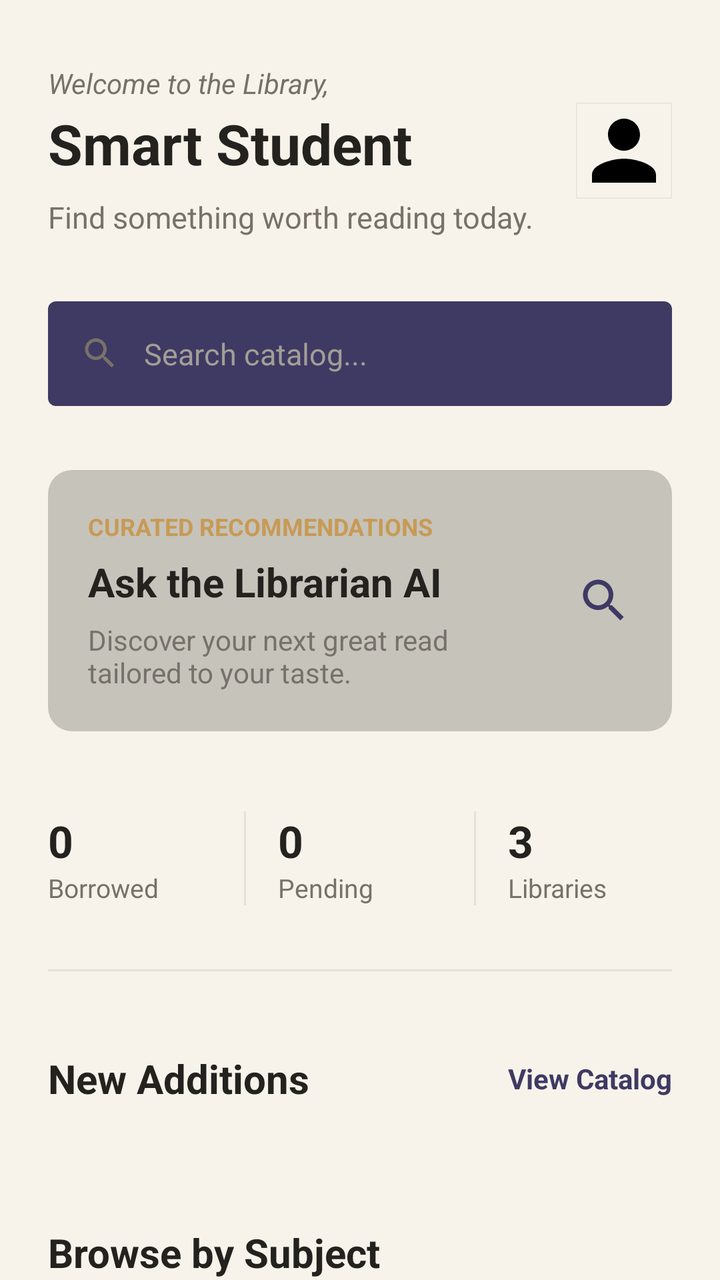
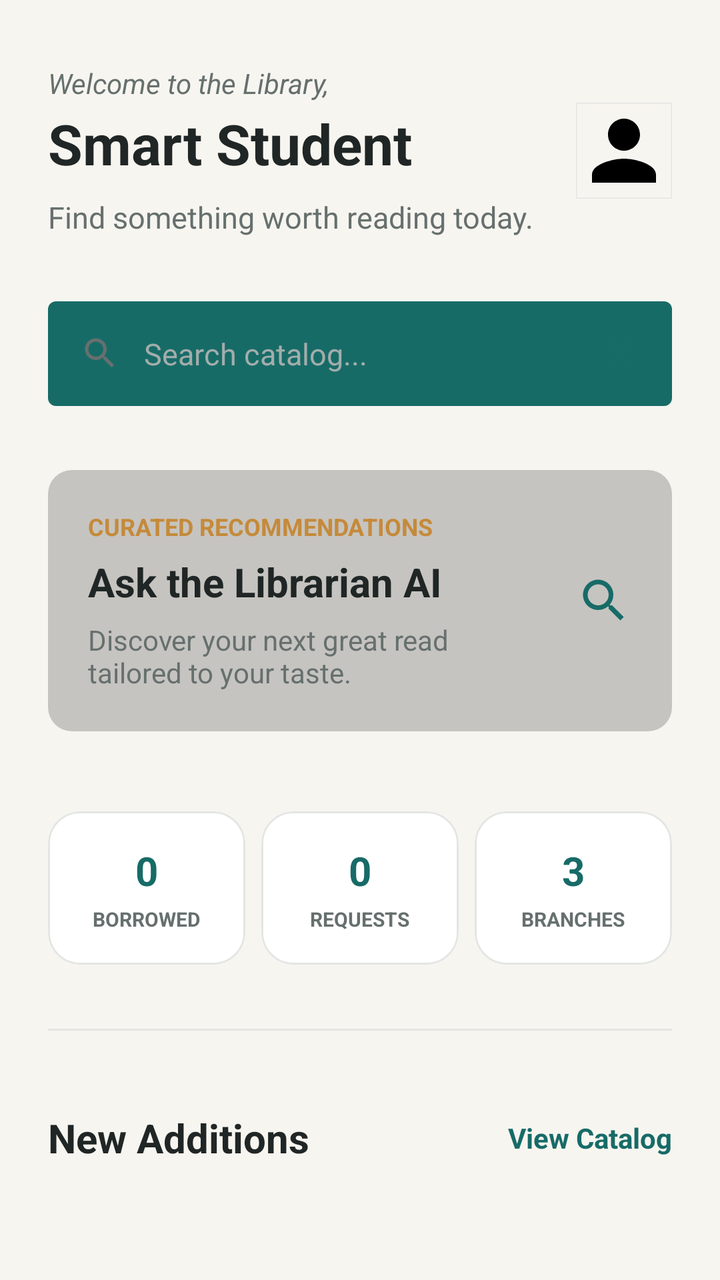

Screens rendered from an Android XML layout before and after an edit, with the pre-edit source and the edit as a unified diff.
<!-- AndroidManifest.xml: application theme Theme.SmartLibrary -->
<!-- res/layout/fragment_home.xml -->
<?xml version="1.0" encoding="utf-8"?>
<androidx.core.widget.NestedScrollView xmlns:android="http://schemas.android.com/apk/res/android"
    xmlns:app="http://schemas.android.com/apk/res-auto"
    android:layout_width="match_parent"
    android:layout_height="match_parent"
    android:background="@color/background"
    android:clipToPadding="false"
    android:fillViewport="true">

    <LinearLayout
        android:layout_width="match_parent"
        android:layout_height="wrap_content"
        android:orientation="vertical"
        android:paddingTop="32dp"
        android:paddingBottom="90dp">

        
        <RelativeLayout
            android:layout_width="match_parent"
            android:layout_height="wrap_content"
            android:paddingHorizontal="24dp">

            <LinearLayout
                android:layout_width="wrap_content"
                android:layout_height="wrap_content"
                android:layout_centerVertical="true"
                android:layout_toStartOf="@id/imgHomeProfile"
                android:layout_alignParentStart="true"
                android:orientation="vertical">

                <TextView
                    android:id="@+id/tvGreeting"
                    android:layout_width="wrap_content"
                    android:layout_height="wrap_content"
                    android:text="Welcome to the Library,"
                    android:textColor="@color/text_secondary"
                    android:textSize="14sp"
                    android:textStyle="italic" />

                <TextView
                    android:id="@+id/tvHomeUserName"
                    android:layout_width="wrap_content"
                    android:layout_height="wrap_content"
                    android:layout_marginTop="2dp"
                    android:text="Smart Student"
                    android:textColor="@color/text_primary"
                    android:textSize="28sp"
                    android:textStyle="bold" />
                    
                <TextView
                    android:layout_width="wrap_content"
                    android:layout_height="wrap_content"
                    android:layout_marginTop="8dp"
                    android:text="Find something worth reading today."
                    android:textColor="@color/text_secondary"
                    android:textSize="15sp" />
            </LinearLayout>

            <com.google.android.material.imageview.ShapeableImageView
                android:id="@+id/imgHomeProfile"
                android:layout_width="48dp"
                android:layout_height="48dp"
                android:layout_alignParentEnd="true"
                android:layout_centerVertical="true"
                android:contentDescription="Profile Photo"
                android:scaleType="centerCrop"
                android:src="@drawable/ic_profile"
                app:cornerSize="50%"
                app:strokeColor="@color/divider"
                app:strokeWidth="1dp" />
        </RelativeLayout>

        
        <LinearLayout
            android:id="@+id/cardHomeSearch"
            android:layout_width="match_parent"
            android:layout_height="wrap_content"
            android:layout_marginHorizontal="24dp"
            android:layout_marginTop="32dp"
            android:background="@drawable/bg_category_chip"
            android:gravity="center_vertical"
            android:orientation="horizontal"
            android:padding="16dp">

            <ImageView
                android:layout_width="20dp"
                android:layout_height="20dp"
                android:contentDescription="Search"
                android:src="@drawable/ic_search"
                app:tint="@color/text_secondary" />

            <TextView
                android:id="@+id/tvHomeSearchPlaceholder"
                android:layout_width="0dp"
                android:layout_height="wrap_content"
                android:layout_marginStart="12dp"
                android:layout_weight="1"
                android:text="Search catalog..."
                android:textColor="@color/text_muted"
                android:textSize="15sp" />

            <ImageView
                android:id="@+id/btnHomeScanQr"
                android:layout_width="20dp"
                android:layout_height="20dp"
                android:layout_marginStart="8dp"
                android:background="?attr/selectableItemBackgroundBorderless"
                android:contentDescription="Scan QR"
                android:src="@drawable/ic_qr_scan"
                app:tint="@color/primary" />
        </LinearLayout>

        
        <LinearLayout
            android:id="@+id/cardAiAssistant"
            android:layout_width="match_parent"
            android:layout_height="wrap_content"
            android:layout_marginHorizontal="24dp"
            android:layout_marginTop="32dp"
            android:background="@drawable/bg_rating_chip"
            android:orientation="horizontal"
            android:padding="20dp"
            android:gravity="center_vertical">

            <LinearLayout
                android:layout_width="0dp"
                android:layout_height="wrap_content"
                android:layout_weight="1"
                android:orientation="vertical">
                
                <TextView
                    android:layout_width="wrap_content"
                    android:layout_height="wrap_content"
                    android:text="Curated Recommendations"
                    android:textColor="@color/accent"
                    android:textSize="12sp"
                    android:textStyle="bold"
                    android:textAllCaps="true"/>

                <TextView
                    android:layout_width="wrap_content"
                    android:layout_height="wrap_content"
                    android:layout_marginTop="6dp"
                    android:text="Ask the Librarian AI"
                    android:textColor="@color/text_primary"
                    android:textSize="20sp"
                    android:textStyle="bold" />

                <TextView
                    android:layout_width="match_parent"
                    android:layout_height="wrap_content"
                    android:layout_marginTop="6dp"
                    android:text="Discover your next great read tailored to your taste."
                    android:textColor="@color/text_secondary"
                    android:textSize="14sp" />
            </LinearLayout>

            <ImageView
                android:layout_width="28dp"
                android:layout_height="28dp"
                android:layout_marginStart="16dp"
                android:src="@drawable/ic_search"
                app:tint="@color/primary" />
        </LinearLayout>

        
        <LinearLayout
            android:id="@+id/layoutContinueReading"
            android:layout_width="match_parent"
            android:layout_height="wrap_content"
            android:orientation="vertical"
            android:paddingHorizontal="24dp"
            android:layout_marginTop="40dp"
            android:visibility="gone">
            
            <TextView
                android:layout_width="wrap_content"
                android:layout_height="wrap_content"
                android:text="Currently Reading"
                android:textColor="@color/text_primary"
                android:textSize="20sp"
                android:textStyle="bold" />
                
            <LinearLayout
                android:id="@+id/cardContinueReading"
                android:layout_width="match_parent"
                android:layout_height="wrap_content"
                android:layout_marginTop="16dp"
                android:orientation="horizontal">
                
                <com.google.android.material.card.MaterialCardView
                    android:layout_width="80dp"
                    android:layout_height="110dp"
                    app:cardCornerRadius="2dp"
                    app:cardElevation="2dp">
                    <ImageView
                        android:id="@+id/imgContinueCover"
                        android:layout_width="match_parent"
                        android:layout_height="match_parent"
                        android:scaleType="centerCrop"
                        android:src="@drawable/ic_book"
                        app:tint="@color/text_secondary" />
                </com.google.android.material.card.MaterialCardView>
                
                <LinearLayout
                    android:layout_width="0dp"
                    android:layout_height="wrap_content"
                    android:layout_weight="1"
                    android:layout_marginStart="20dp"
                    android:layout_gravity="center_vertical"
                    android:orientation="vertical">
                    
                    <TextView
                        android:id="@+id/tvContinueTitle"
                        android:layout_width="wrap_content"
                        android:layout_height="wrap_content"
                        android:text="Book Title"
                        android:textColor="@color/text_primary"
                        android:textSize="18sp"
                        android:textStyle="bold"
                        android:maxLines="2"
                        android:ellipsize="end"/>
                        
                    <TextView
                        android:id="@+id/tvContinueAuthor"
                        android:layout_width="wrap_content"
                        android:layout_height="wrap_content"
                        android:text="Author"
                        android:textColor="@color/text_secondary"
                        android:textSize="14sp"
                        android:layout_marginTop="6dp" />
                        
                    <TextView
                        android:id="@+id/tvContinueStatus"
                        android:layout_width="wrap_content"
                        android:layout_height="wrap_content"
                        android:text="Borrowed"
                        android:textColor="@color/accent"
                        android:textSize="13sp"
                        android:textStyle="bold"
                        android:layout_marginTop="16dp" />
                </LinearLayout>
            </LinearLayout>
        </LinearLayout>

        
        <LinearLayout
            android:id="@+id/layoutDashboardOverview"
            android:layout_width="match_parent"
            android:layout_height="wrap_content"
            android:orientation="horizontal"
            android:paddingHorizontal="24dp"
            android:layout_marginTop="40dp">

            <LinearLayout
                android:layout_width="0dp"
                android:layout_height="wrap_content"
                android:layout_weight="1"
                android:orientation="vertical">
                <TextView
                    android:id="@+id/tvStatIssuedCount"
                    android:layout_width="wrap_content"
                    android:layout_height="wrap_content"
                    android:text="0"
                    android:textColor="@color/text_primary"
                    android:textSize="22sp"
                    android:textStyle="bold" />
                <TextView
                    android:layout_width="wrap_content"
                    android:layout_height="wrap_content"
                    android:text="Borrowed"
                    android:textColor="@color/text_secondary"
                    android:textSize="13sp" />
            </LinearLayout>

            <View
                android:layout_width="1dp"
                android:layout_height="match_parent"
                android:background="@color/divider"
                android:layout_marginHorizontal="16dp"/>

            <LinearLayout
                android:layout_width="0dp"
                android:layout_height="wrap_content"
                android:layout_weight="1"
                android:orientation="vertical">
                <TextView
                    android:id="@+id/tvStatPendingCount"
                    android:layout_width="wrap_content"
                    android:layout_height="wrap_content"
                    android:text="0"
                    android:textColor="@color/text_primary"
                    android:textSize="22sp"
                    android:textStyle="bold" />
                <TextView
                    android:layout_width="wrap_content"
                    android:layout_height="wrap_content"
                    android:text="Pending"
                    android:textColor="@color/text_secondary"
                    android:textSize="13sp" />
            </LinearLayout>
            
            <View
                android:layout_width="1dp"
                android:layout_height="match_parent"
                android:background="@color/divider"
                android:layout_marginHorizontal="16dp"/>

            <LinearLayout
                android:layout_width="0dp"
                android:layout_height="wrap_content"
                android:layout_weight="1"
                android:orientation="vertical">
                <TextView
                    android:id="@+id/tvStatLocationsCount"
                    android:layout_width="wrap_content"
                    android:layout_height="wrap_content"
                    android:text="3"
                    android:textColor="@color/text_primary"
                    android:textSize="22sp"
                    android:textStyle="bold" />
                <TextView
                    android:layout_width="wrap_content"
                    android:layout_height="wrap_content"
                    android:text="Libraries"
                    android:textColor="@color/text_secondary"
                    android:textSize="13sp" />
            </LinearLayout>
            
            
            <View android:id="@+id/cardAvailableBooks" android:layout_width="0dp" android:layout_height="0dp"/>
            <View android:id="@+id/cardIssuedBooks" android:layout_width="0dp" android:layout_height="0dp"/>
            <View android:id="@+id/cardPendingRequests" android:layout_width="0dp" android:layout_height="0dp"/>
            <View android:id="@+id/cardLibraryLocations" android:layout_width="0dp" android:layout_height="0dp"/>
            <TextView android:id="@+id/tvStatAvailableCount" android:layout_width="0dp" android:layout_height="0dp" android:visibility="gone"/>

        </LinearLayout>

        
        <View
            android:layout_width="match_parent"
            android:layout_height="1dp"
            android:background="@color/divider"
            android:layout_marginHorizontal="24dp"
            android:layout_marginTop="32dp" />

        
        <RelativeLayout
            android:layout_width="match_parent"
            android:layout_height="wrap_content"
            android:layout_marginTop="40dp"
            android:paddingHorizontal="24dp">

            <TextView
                android:layout_width="wrap_content"
                android:layout_height="wrap_content"
                android:layout_alignParentStart="true"
                android:layout_centerVertical="true"
                android:text="New Additions"
                android:textColor="@color/text_primary"
                android:textSize="20sp"
                android:textStyle="bold" />

            <TextView
                android:id="@+id/tvViewAllBooks"
                android:layout_width="wrap_content"
                android:layout_height="wrap_content"
                android:layout_alignParentEnd="true"
                android:layout_centerVertical="true"
                android:paddingVertical="4dp"
                android:text="View Catalog"
                android:textColor="@color/primary"
                android:textSize="14sp"
                android:textStyle="bold" />
        </RelativeLayout>

        <androidx.recyclerview.widget.RecyclerView
            android:id="@+id/rvRecentBooks"
            android:layout_width="match_parent"
            android:layout_height="wrap_content"
            android:layout_marginTop="20dp"
            android:clipToPadding="false"
            android:paddingHorizontal="24dp"
            android:orientation="horizontal"
            app:layoutManager="androidx.recyclerview.widget.LinearLayoutManager" />

        
        <TextView
            android:layout_width="wrap_content"
            android:layout_height="wrap_content"
            android:layout_marginTop="40dp"
            android:layout_marginHorizontal="24dp"
            android:text="Browse by Subject"
            android:textColor="@color/text_primary"
            android:textSize="20sp"
            android:textStyle="bold" />

        <androidx.recyclerview.widget.RecyclerView
            android:id="@+id/rvHomeCategories"
            android:layout_width="match_parent"
            android:layout_height="wrap_content"
            android:layout_marginTop="20dp"
            android:clipToPadding="false"
            android:paddingHorizontal="24dp"
            android:orientation="horizontal"
            app:layoutManager="androidx.recyclerview.widget.LinearLayoutManager" />

    </LinearLayout>
</androidx.core.widget.NestedScrollView>
<!-- resources referenced by this layout -->
<resources>
  <color name="accent">#C79A55</color>
  <color name="background">#F7F3EA</color>
  <color name="divider">#E7E0D4</color>
  <color name="primary">#3F3A63</color>
  <color name="text_muted">#A39E96</color>
  <color name="text_primary">#24221F</color>
  <color name="text_secondary">#77716A</color>
  <style name="Theme.SmartLibrary" parent="Base.Theme.SmartLibrary" />
  <style name="Base.Theme.SmartLibrary" parent="Theme.MaterialComponents.DayNight.NoActionBar">
          
          <item name="colorPrimary">@color/primary</item>
          <item name="colorPrimaryVariant">@color/primary_dark</item>
          <item name="colorOnPrimary">@color/white</item>
          
          <item name="colorSecondary">@color/accent</item>
          <item name="colorSecondaryVariant">@color/accent_dark</item>
          <item name="colorOnSecondary">@color/white</item>
          
          <item name="android:statusBarColor">@color/background</item>
          <item name="android:windowLightStatusBar">true</item>
          
          <item name="android:windowBackground">@color/background</item>
      </style>
  <color name="primary_dark">#2B2745</color>
  <color name="white">#FFFFFF</color>
  <color name="accent_dark">#A67C3F</color>
  <!-- unchanged entries left out for length: 6 -->
</resources>

<!-- the commit's change to res/layout/fragment_home.xml (unified diff, before → after) -->
@@ -198,8 +198,7 @@
                         android:layout_width="match_parent"
                         android:layout_height="match_parent"
                         android:scaleType="centerCrop"
-                        android:src="@drawable/ic_book"
-                        app:tint="@color/text_secondary" />
+                        android:src="@drawable/ic_book" />
                 </com.google.android.material.card.MaterialCardView>
                 
                 <LinearLayout
@@ -252,86 +251,132 @@
             android:paddingHorizontal="24dp"
             android:layout_marginTop="40dp">
 
-            <LinearLayout
+            <com.google.android.material.card.MaterialCardView
+                android:id="@+id/cardIssuedBooks"
                 android:layout_width="0dp"
                 android:layout_height="wrap_content"
                 android:layout_weight="1"
-                android:orientation="vertical">
-                <TextView
-                    android:id="@+id/tvStatIssuedCount"
-                    android:layout_width="wrap_content"
-                    android:layout_height="wrap_content"
-                    android:text="0"
-                    android:textColor="@color/text_primary"
-                    android:textSize="22sp"
-                    android:textStyle="bold" />
-                <TextView
-                    android:layout_width="wrap_content"
-                    android:layout_height="wrap_content"
-                    android:text="Borrowed"
-                    android:textColor="@color/text_secondary"
-                    android:textSize="13sp" />
-            </LinearLayout>
+                android:clickable="true"
+                android:focusable="true"
+                android:foreground="?attr/selectableItemBackground"
+                app:cardElevation="0dp"
+                app:cardBackgroundColor="@color/surface"
+                app:strokeWidth="1dp"
+                app:strokeColor="@color/card_stroke">
+                <LinearLayout
+                    android:layout_width="match_parent"
+                    android:layout_height="wrap_content"
+                    android:orientation="vertical"
+                    android:padding="16dp"
+                    android:gravity="center">
+                    <TextView
+                        android:id="@+id/tvStatIssuedCount"
+                        android:layout_width="wrap_content"
+                        android:layout_height="wrap_content"
+                        android:text="0"
+                        android:textColor="@color/primary"
+                        android:textSize="20sp"
+                        android:textStyle="bold" />
+                    <TextView
+                        android:layout_width="wrap_content"
+                        android:layout_height="wrap_content"
+                        android:layout_marginTop="4dp"
+                        android:text="Borrowed"
+                        android:textColor="@color/text_secondary"
+                        android:textSize="10sp"
+                        android:textStyle="bold"
+                        android:textAllCaps="true" />
+                </LinearLayout>
+            </com.google.android.material.card.MaterialCardView>
 
             <View
-                android:layout_width="1dp"
+                android:layout_width="8dp"
                 android:layout_height="match_parent"
-                android:background="@color/divider"
-                android:layout_marginHorizontal="16dp"/>
-
-            <LinearLayout
+                android:background="@android:color/transparent"/>
+
+            <com.google.android.material.card.MaterialCardView
+                android:id="@+id/cardPendingRequests"
                 android:layout_width="0dp"
                 android:layout_height="wrap_content"
                 android:layout_weight="1"
-                android:orientation="vertical">
-                <TextView
-                    android:id="@+id/tvStatPendingCount"
-                    android:layout_width="wrap_content"
-                    android:layout_height="wrap_content"
-                    android:text="0"
-                    android:textColor="@color/text_primary"
-                    android:textSize="22sp"
-                    android:textStyle="bold" />
-                <TextView
-                    android:layout_width="wrap_content"
-                    android:layout_height="wrap_content"
-                    android:text="Pending"
-                    android:textColor="@color/text_secondary"
-                    android:textSize="13sp" />
-            </LinearLayout>
+                android:clickable="true"
+                android:focusable="true"
+                android:foreground="?attr/selectableItemBackground"
+                app:cardElevation="0dp"
+                app:cardBackgroundColor="@color/surface"
+                app:strokeWidth="1dp"
+                app:strokeColor="@color/card_stroke">
+                <LinearLayout
+                    android:layout_width="match_parent"
+                    android:layout_height="wrap_content"
+                    android:orientation="vertical"
+                    android:padding="16dp"
+                    android:gravity="center">
+                    <TextView
+                        android:id="@+id/tvStatPendingCount"
+                        android:layout_width="wrap_content"
+                        android:layout_height="wrap_content"
+                        android:text="0"
+                        android:textColor="@color/primary"
+                        android:textSize="20sp"
+                        android:textStyle="bold" />
+                    <TextView
+                        android:layout_width="wrap_content"
+                        android:layout_height="wrap_content"
+                        android:layout_marginTop="4dp"
+                        android:text="Requests"
+                        android:textColor="@color/text_secondary"
+                        android:textSize="10sp"
+                        android:textStyle="bold"
+                        android:textAllCaps="true" />
+                </LinearLayout>
+            </com.google.android.material.card.MaterialCardView>
             
             <View
-                android:layout_width="1dp"
+                android:layout_width="8dp"
                 android:layout_height="match_parent"
-                android:background="@color/divider"
-                android:layout_marginHorizontal="16dp"/>
-
-            <LinearLayout
+                android:background="@android:color/transparent"/>
+
+            <com.google.android.material.card.MaterialCardView
+                android:id="@+id/cardLibraryLocations"
                 android:layout_width="0dp"
                 android:layout_height="wrap_content"
                 android:layout_weight="1"
-                android:orientation="vertical">
-                <TextView
-                    android:id="@+id/tvStatLocationsCount"
-                    android:layout_width="wrap_content"
-                    android:layout_height="wrap_content"
-                    android:text="3"
-                    android:textColor="@color/text_primary"
-                    android:textSize="22sp"
-                    android:textStyle="bold" />
-                <TextView
-                    android:layout_width="wrap_content"
-                    android:layout_height="wrap_content"
-                    android:text="Libraries"
-                    android:textColor="@color/text_secondary"
-                    android:textSize="13sp" />
-            </LinearLayout>
+                android:clickable="true"
+                android:focusable="true"
+                android:foreground="?attr/selectableItemBackground"
+                app:cardElevation="0dp"
+                app:cardBackgroundColor="@color/surface"
+                app:strokeWidth="1dp"
+                app:strokeColor="@color/card_stroke">
+                <LinearLayout
+                    android:layout_width="match_parent"
+                    android:layout_height="wrap_content"
+                    android:orientation="vertical"
+                    android:padding="16dp"
+                    android:gravity="center">
+                    <TextView
+                        android:id="@+id/tvStatLocationsCount"
+                        android:layout_width="wrap_content"
+                        android:layout_height="wrap_content"
+                        android:text="3"
+                        android:textColor="@color/primary"
+                        android:textSize="20sp"
+                        android:textStyle="bold" />
+                    <TextView
+                        android:layout_width="wrap_content"
+                        android:layout_height="wrap_content"
+                        android:layout_marginTop="4dp"
+                        android:text="Branches"
+                        android:textColor="@color/text_secondary"
+                        android:textSize="10sp"
+                        android:textStyle="bold"
+                        android:textAllCaps="true" />
+                </LinearLayout>
+            </com.google.android.material.card.MaterialCardView>
             
             
             <View android:id="@+id/cardAvailableBooks" android:layout_width="0dp" android:layout_height="0dp"/>
-            <View android:id="@+id/cardIssuedBooks" android:layout_width="0dp" android:layout_height="0dp"/>
-            <View android:id="@+id/cardPendingRequests" android:layout_width="0dp" android:layout_height="0dp"/>
-            <View android:id="@+id/cardLibraryLocations" android:layout_width="0dp" android:layout_height="0dp"/>
             <TextView android:id="@+id/tvStatAvailableCount" android:layout_width="0dp" android:layout_height="0dp" android:visibility="gone"/>
 
         </LinearLayout>
<!-- resource entries referenced after the edit -->
@@ -1,12 +1,14 @@
 <!-- resources referenced by this layout -->
 <resources>
-  <color name="accent">#C79A55</color>
-  <color name="background">#F7F3EA</color>
-  <color name="divider">#E7E0D4</color>
-  <color name="primary">#3F3A63</color>
-  <color name="text_muted">#A39E96</color>
-  <color name="text_primary">#24221F</color>
-  <color name="text_secondary">#77716A</color>
+  <color name="accent">#C58A3A</color>
+  <color name="background">#F7F5F0</color>
+  <color name="card_stroke">#E3E6E3</color>
+  <color name="divider">#E3E6E3</color>
+  <color name="primary">#176B67</color>
+  <color name="surface">#FFFFFF</color>
+  <color name="text_muted">#A2ADAB</color>
+  <color name="text_primary">#202625</color>
+  <color name="text_secondary">#66706E</color>
   <style name="Theme.SmartLibrary" parent="Base.Theme.SmartLibrary" />
   <style name="Base.Theme.SmartLibrary" parent="Theme.MaterialComponents.DayNight.NoActionBar">
           
@@ -22,10 +24,53 @@
           <item name="android:windowLightStatusBar">true</item>
           
           <item name="android:windowBackground">@color/background</item>
+          <item name="colorSurface">@color/surface</item>
+          <item name="colorOnSurface">@color/text_primary</item>
+          <item name="android:textColorPrimary">@color/text_primary</item>
+          <item name="android:textColorSecondary">@color/text_secondary</item>
+          
+          
+          <item name="shapeAppearanceSmallComponent">@style/ShapeAppearance.SmartLibrary.SmallComponent</item>
+          <item name="shapeAppearanceMediumComponent">@style/ShapeAppearance.SmartLibrary.MediumComponent</item>
+          <item name="shapeAppearanceLargeComponent">@style/ShapeAppearance.SmartLibrary.LargeComponent</item>
+          <item name="materialCardViewStyle">@style/Widget.SmartLibrary.CardView</item>
+          <item name="materialButtonStyle">@style/Widget.SmartLibrary.Button</item>
+          <item name="bottomNavigationStyle">@style/Widget.SmartLibrary.BottomNavigationView</item>
       </style>
-  <color name="primary_dark">#2B2745</color>
+  <color name="primary_dark">#125854</color>
   <color name="white">#FFFFFF</color>
-  <color name="accent_dark">#A67C3F</color>
+  <color name="accent_dark">#A47230</color>
+  <style name="ShapeAppearance.SmartLibrary.SmallComponent" parent="ShapeAppearance.MaterialComponents.SmallComponent">
+          <item name="cornerFamily">rounded</item>
+          <item name="cornerSize">8dp</item>
+      </style>
+  <style name="ShapeAppearance.SmartLibrary.MediumComponent" parent="ShapeAppearance.MaterialComponents.MediumComponent">
+          <item name="cornerFamily">rounded</item>
+          <item name="cornerSize">16dp</item>
+      </style>
+  <style name="ShapeAppearance.SmartLibrary.LargeComponent" parent="ShapeAppearance.MaterialComponents.LargeComponent">
+          <item name="cornerFamily">rounded</item>
+          <item name="cornerSize">24dp</item>
+      </style>
+  <style name="Widget.SmartLibrary.CardView" parent="Widget.MaterialComponents.CardView">
+          <item name="shapeAppearanceOverlay">@style/ShapeAppearance.SmartLibrary.MediumComponent</item>
+          <item name="cardElevation">0dp</item>
+          <item name="strokeWidth">1dp</item>
+          <item name="strokeColor">@color/card_stroke</item>
+          <item name="cardBackgroundColor">@color/surface</item>
+      </style>
+  <style name="Widget.SmartLibrary.Button" parent="Widget.MaterialComponents.Button">
+          <item name="shapeAppearanceOverlay">@style/ShapeAppearance.SmartLibrary.SmallComponent</item>
+          <item name="android:textAllCaps">false</item>
+          <item name="android:letterSpacing">0.01</item>
+          <item name="android:textSize">16sp</item>
+      </style>
+  <style name="Widget.SmartLibrary.BottomNavigationView" parent="Widget.MaterialComponents.BottomNavigationView">
+          <item name="backgroundTint">@color/surface</item>
+          <item name="itemIconTint">@color/bottom_nav_item_color</item>
+          <item name="itemTextColor">@color/bottom_nav_item_color</item>
+          <item name="elevation">8dp</item>
+      </style>
   <!-- unchanged entries left out for length: 6 -->
 </resources>
 
